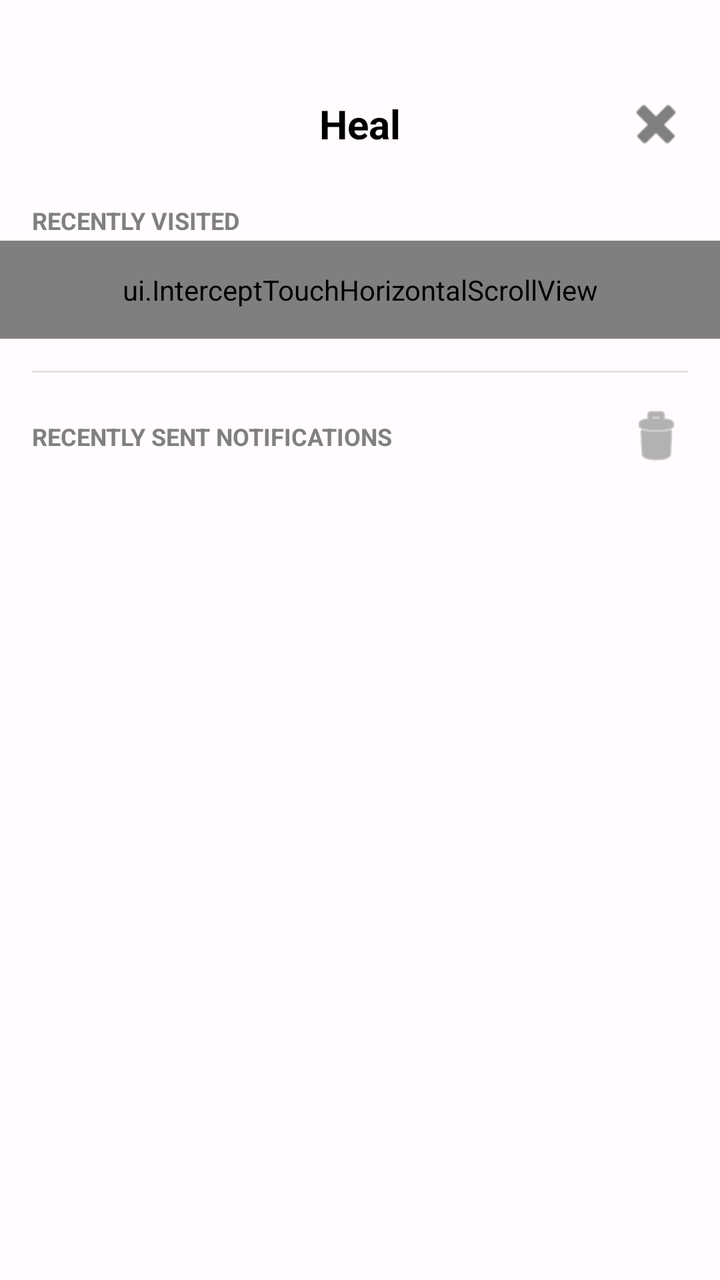
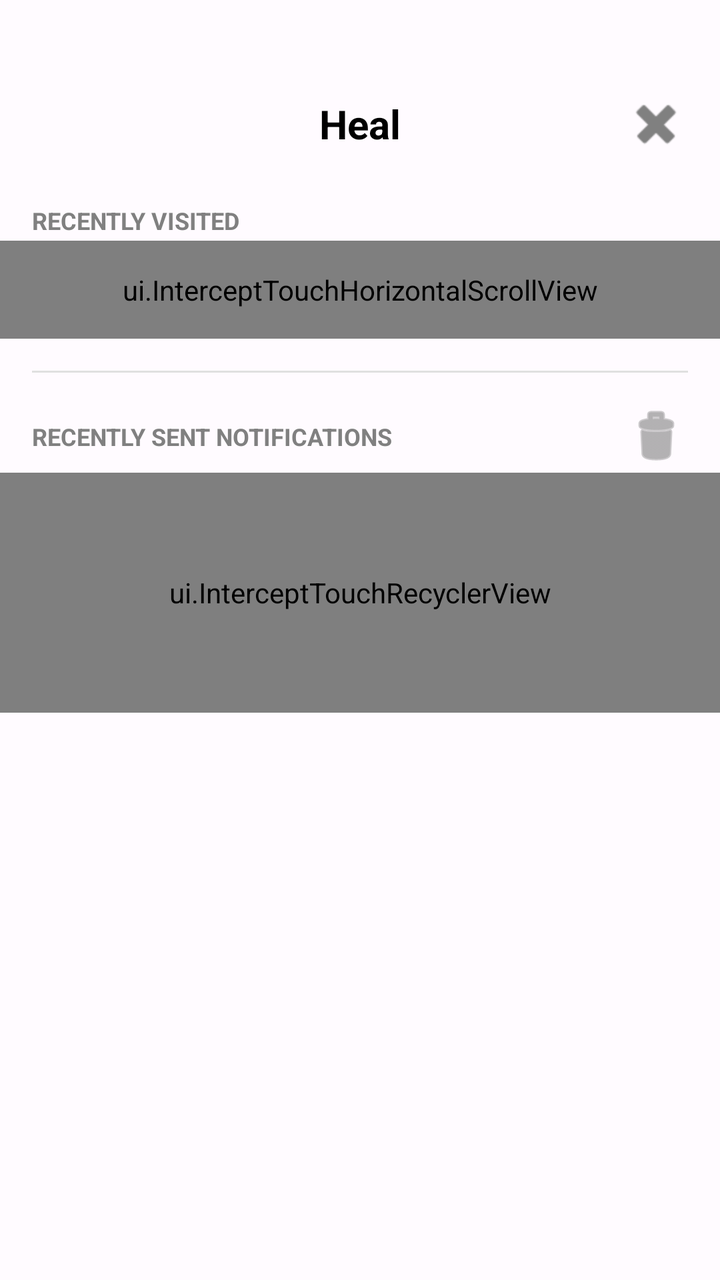

The first picture is an Android layout as it rendered before a commit; the second is the same layout after the commit. The layout source and the unified diff follow.
<!-- AndroidManifest.xml: application theme Base.Theme.Heal -->
<!-- res/layout/nav_header_main.xml -->
<?xml version="1.0" encoding="utf-8"?>
<LinearLayout xmlns:android="http://schemas.android.com/apk/res/android"
    xmlns:app="http://schemas.android.com/apk/res-auto"
    android:layout_width="match_parent"
    android:layout_height="wrap_content"
    app:backgroundTint="@color/md_theme_primary"
    android:orientation="vertical"
    android:paddingBottom="16dp"
    android:theme="@style/ThemeOverlay.AppCompat.Light">
    <RelativeLayout
        android:layout_marginTop="30dp"
        android:layout_width="match_parent"
        android:layout_height="?attr/actionBarSize"
        app:backgroundTint="@color/md_theme_primary"
        android:paddingStart="16dp"
        android:paddingEnd="16dp">

        <TextView
            android:id="@+id/nav_header_app_name"
            android:layout_width="wrap_content"
            android:layout_height="wrap_content"
            android:layout_centerInParent="true"
            android:text="Heal"
            android:backgroundTint="@color/md_theme_primary"
            android:textColor="@color/black"
            android:textSize="20sp"
            android:textStyle="bold" />

        <ImageButton
            android:id="@+id/nav_close_button"
            android:layout_width="wrap_content"
            android:layout_height="wrap_content"
            android:layout_alignParentEnd="true"
            android:layout_centerVertical="true"
            android:background="?attr/selectableItemBackgroundBorderless"
            android:contentDescription="Close Navigation Drawer"
            android:src="@android:drawable/ic_delete"
            app:tint="@color/gray" />
    </RelativeLayout>

    <TextView
        android:layout_width="wrap_content"
        android:layout_height="wrap_content"
        android:layout_marginStart="16dp"
        android:layout_marginTop="8dp"
        android:text="RECENTLY VISITED"
        android:textColor="@color/gray"
        android:textSize="12sp"
        android:textStyle="bold" />

    <ui.InterceptTouchHorizontalScrollView
        android:id="@+id/recently_visited_scroll_view"
        android:layout_width="match_parent"
        android:layout_height="wrap_content"
        android:scrollbars="none"
        android:paddingStart="16dp"
        android:paddingEnd="16dp"
        android:paddingVertical="15dp"
        android:paddingTop="4dp"
        android:paddingBottom="4dp"
        android:layout_marginTop="2dp">

        <LinearLayout
            android:id="@+id/recently_visited_chip_container"
            android:layout_width="wrap_content"
            android:layout_height="wrap_content"
            android:orientation="horizontal"
            android:paddingTop="4dp"
            android:paddingBottom="4dp"
            android:paddingVertical="10dp">

        </LinearLayout>
    </ui.InterceptTouchHorizontalScrollView>
    <TextView
        android:id="@+id/empty_recently_visited_text_view"
        android:layout_width="match_parent"
        android:layout_height="wrap_content"
        android:layout_marginStart="16dp"
        android:layout_marginEnd="16dp"
        android:layout_marginTop="4dp"
        android:text="No recent activities yet. Start exploring!"
        android:textColor="@color/dark_gold_secondary"
        android:textSize="14sp"
        android:visibility="gone" />
    <View
        android:layout_width="match_parent"
        android:layout_height="1dp"
        android:background="#E0E0E0"
        android:layout_marginTop="16dp"
        android:layout_marginStart="16dp"
        android:layout_marginEnd="16dp" />

    <LinearLayout
        android:layout_width="match_parent"
        android:layout_height="wrap_content"
        android:orientation="horizontal"
        android:gravity="center_vertical"
        android:layout_marginTop="16dp"
        android:paddingStart="16dp"
        android:paddingEnd="16dp">

        <TextView
            android:layout_width="0dp"
            android:layout_height="wrap_content"
            android:layout_weight="1"
            android:text="RECENTLY SENT NOTIFICATIONS"
            android:textColor="@color/gray"
            android:textSize="12sp"
            android:textStyle="bold" />

        <ImageButton
            android:id="@+id/clear_notifications_button"
            android:layout_width="wrap_content"
            android:layout_height="wrap_content"
            android:background="?attr/selectableItemBackgroundBorderless"
            android:contentDescription="Clear Notifications"
            android:src="@android:drawable/ic_menu_delete"
            app:tint="@color/gray" />
    </LinearLayout>

    <ScrollView
        android:id="@+id/recently_sent_notifications_scroll_view"
        android:layout_width="match_parent"
        android:layout_height="120dp"
        android:scrollbars="vertical"
        android:layout_marginTop="2dp">

        <LinearLayout
            android:id="@+id/recently_sent_notifications_container"
            android:layout_width="match_parent"
            android:layout_height="wrap_content"
            android:orientation="vertical"
            android:paddingLeft="16dp"
            android:paddingRight="16dp"
            android:paddingTop="15dp"
            android:paddingBottom="15dp">
        </LinearLayout>
    </ScrollView>
    <TextView
        android:id="@+id/empty_notifications_text_view"
        android:layout_width="match_parent"
        android:layout_height="wrap_content"
        android:layout_marginStart="16dp"
        android:layout_marginEnd="16dp"
        android:layout_marginTop="8dp"
        android:text="No notifications sent yet."
        android:textColor="@color/dark_gold_secondary"
        android:textSize="14sp"
        android:visibility="gone" />


</LinearLayout>
<!-- resources referenced by this layout -->
<resources>
  <color name="black">#FF000000</color>
  <color name="dark_gold_secondary">#B8860B</color>
  <color name="gray">#FF808080</color>
  <color name="md_theme_primary">#FFB74D</color>
  <color name="md_theme_onPrimary">#FFFFFF</color>
  <color name="md_theme_primaryContainer">#FFDDC1</color>
  <color name="md_theme_onPrimaryContainer">#3D2400</color>
  <color name="md_theme_secondary">#7B5700</color>
  <color name="md_theme_onSecondary">#FFFFFF</color>
  <color name="md_theme_secondaryContainer">#FFDEB3</color>
  <color name="md_theme_onSecondaryContainer">#271900</color>
  <color name="md_theme_tertiary">#006B5E</color>
  <color name="md_theme_onTertiary">#FFFFFF</color>
  <color name="md_theme_tertiaryContainer">#78F8DB</color>
  <color name="md_theme_onTertiaryContainer">#00201B</color>
  <color name="md_theme_error">#BA1A1A</color>
  <color name="md_theme_onError">#FFFFFF</color>
  <color name="md_theme_errorContainer">#FFDAD6</color>
  <color name="md_theme_onErrorContainer">#410002</color>
  <color name="md_theme_background">#FFFBFF</color>
  <color name="md_theme_onBackground">#1F1B16</color>
  <color name="md_theme_surface">#FFFBFF</color>
  <color name="md_theme_onSurface">#1F1B16</color>
  <color name="md_theme_surfaceVariant">#F4DEC6</color>
  <color name="md_theme_onSurfaceVariant">#514438</color>
  <color name="md_theme_outline">#847466</color>
  <color name="md_theme_inverseOnSurface">#352F2A</color>
  <color name="md_theme_inverseSurface">#352F2A</color>
  <color name="md_theme_inversePrimary">#FFB74D</color>
  <color name="transparent">#00000000</color>
  <!-- unchanged entries left out for length: 1 -->
</resources>

<!-- the commit's change to res/layout/nav_header_main.xml (unified diff, before → after) -->
@@ -118,24 +118,17 @@
             app:tint="@color/gray" />
     </LinearLayout>
 
-    <ScrollView
-        android:id="@+id/recently_sent_notifications_scroll_view"
+    
+    <ui.InterceptTouchRecyclerView
+        android:id="@+id/recyclerViewNotifications"
         android:layout_width="match_parent"
         android:layout_height="120dp"
+        android:layout_marginTop="2dp"
+        android:paddingLeft="16dp"
+        android:paddingRight="16dp"
         android:scrollbars="vertical"
-        android:layout_marginTop="2dp">
+        app:layoutManager="androidx.recyclerview.widget.LinearLayoutManager" />
 
-        <LinearLayout
-            android:id="@+id/recently_sent_notifications_container"
-            android:layout_width="match_parent"
-            android:layout_height="wrap_content"
-            android:orientation="vertical"
-            android:paddingLeft="16dp"
-            android:paddingRight="16dp"
-            android:paddingTop="15dp"
-            android:paddingBottom="15dp">
-        </LinearLayout>
-    </ScrollView>
     <TextView
         android:id="@+id/empty_notifications_text_view"
         android:layout_width="match_parent"
